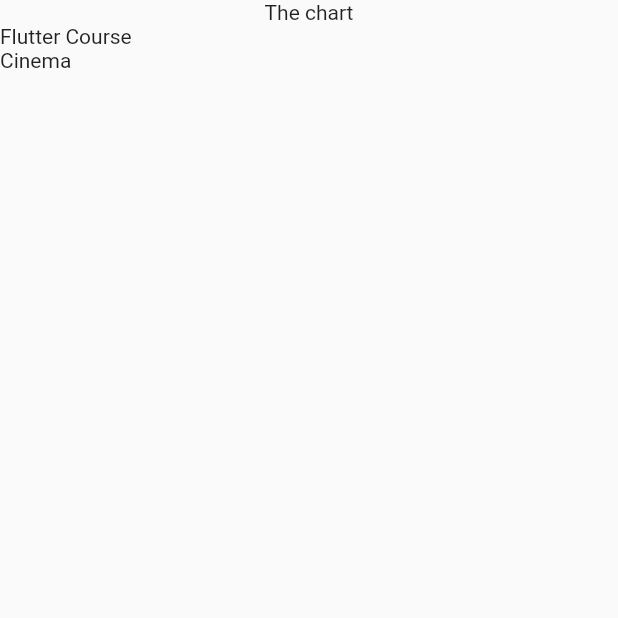
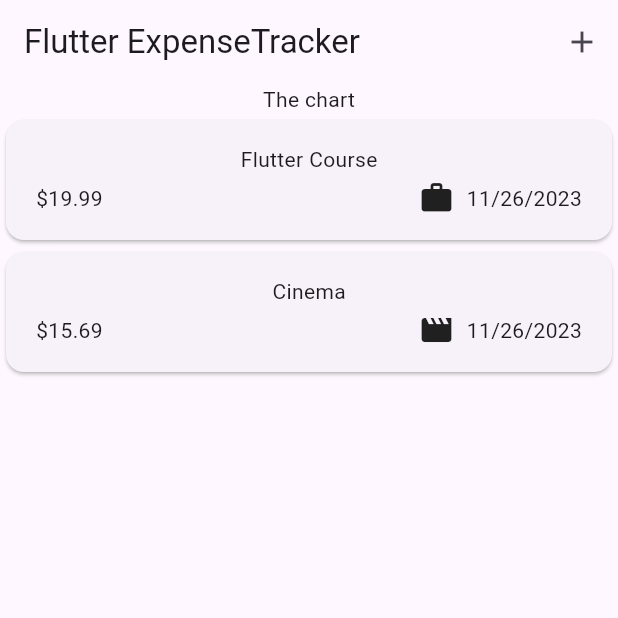
Before and after one commit to MaeYoiy/expense_tracker_app, a Flutter app: the screen it shows after launch, on a phone screen of 412 x 824 dp, the top half of it. Run offline on Flutter 3.47's test engine with Material 2 defaults, Android fonts, the phone set to English and light mode, and no system bars.

Commit message:
add new_expense.dart

```diff
--- a/expense_tracker/lib/expenses_list.dart
+++ /dev/null
@@ -1,17 +0,0 @@
-import 'package:expense_tracker/models/expense.dart';
-import 'package:flutter/material.dart';
-
-class ExpensesList extends StatelessWidget {
-  const ExpensesList({super.key, required this.expenses});
-
-  final List<Expense> expenses;
-
-  @override
-  Widget build(BuildContext context) {
-    return ListView.builder(
-      itemCount: expenses.length,
-      // function itemBuilder จะถูกเรียกตามจำนวน itemCount
-      itemBuilder: (ctx, index) => Text(expenses[index].title),
-    );
-  }
-}
--- a/expense_tracker/lib/models/expense.dart
+++ b/expense_tracker/lib/models/expense.dart
@@ -1,6 +1,17 @@
+import 'package:flutter/material.dart';
 import 'package:uuid/uuid.dart';
+import 'package:intl/intl.dart';
+
+final formatter = DateFormat.yMd();
 
 const uuid = Uuid();
+
+const categoryIcon = {
+  Category.food: Icons.lunch_dining,
+  Category.travel: Icons.flight_takeoff,
+  Category.leisure: Icons.movie,
+  Category.work: Icons.work,
+};
 
 // enum = เป็น keyword ที่ช่วยให้เราสร้างประเภทที่กำหนดเองได้
 enum Category { food, travel, leisure, work }
@@ -19,4 +30,8 @@ class Expense {
   final double amount;
   final DateTime date;
   final Category category;
+
+  String get formattedDate {
+    return formatter.format(date);
+  }
 }
--- a/expense_tracker/lib/expenses.dart
+++ b/expense_tracker/lib/widgets/expenses.dart
@@ -1,5 +1,6 @@
-import 'package:expense_tracker/expenses_list.dart';
+import 'package:expense_tracker/widgets/expenses_list/expenses_list.dart';
 import 'package:expense_tracker/models/expense.dart';
+import 'package:expense_tracker/widgets/new_expense.dart';
 import 'package:flutter/material.dart';
 
 // Widget stateful ต้องมี 2 class เสมอ คือ Expenses และ _ExpensesState
@@ -30,11 +31,29 @@ class _ExpensesState extends State<Expenses> {
     ),
   ];
 
+  void _openAddExpenseOverlay() {
+    // showModalBottomSheet(context: context, builder: (ctx) {}) -> showModalBottomSheet(context: context, builder: (ctx) => )
+    showModalBottomSheet(
+      context: context,
+      builder: (ctx) => const NewExpense(),
+    );
+  }
+
   @override
   Widget build(BuildContext context) {
     return Scaffold(
+      appBar: AppBar(
+        title: const Text('Flutter ExpenseTracker'),
+        actions: [
+          IconButton(
+            onPressed: _openAddExpenseOverlay,
+            icon: const Icon(Icons.add),
+          ),
+        ],
+      ),
       body: Column(
         children: [
+          // Toolbar with the Ad button => Row()
           const Text('The chart'),
           Expanded(
             child: ExpensesList(expenses: _registeredExpenses),
--- /dev/null
+++ b/expense_tracker/lib/widgets/expenses_list/expenses_item.dart
@@ -0,0 +1,41 @@
+import 'package:expense_tracker/models/expense.dart';
+import 'package:flutter/material.dart';
+
+class ExpensesItem extends StatelessWidget {
+  const ExpensesItem(this.expense, {super.key});
+
+  final Expense expense;
+
+  @override
+  Widget build(BuildContext context) {
+    return Card(
+      child: Padding(
+        padding: const EdgeInsets.symmetric(
+          horizontal: 20,
+          vertical: 16,
+        ),
+        child: Column(
+          children: [
+            Text(expense.title),
+            const SizedBox(height: 4),
+            Row(
+              children: [
+                // แปลงเป็น String และ Fixed ค่า เช่น 12.3433 => 12.34
+                Text('\$${expense.amount.toStringAsFixed(2)}'),
+                const Spacer(),
+                Row(
+                  children: [
+                    Icon(categoryIcon[expense.category]),
+                    const SizedBox(width: 8),
+                    // เพราะเป็น getter จึงสามารถส่งค่าออกมาได้เลย
+                    Text(expense.formattedDate),
+                  ],
+                ),
+              ],
+            ),
+          ],
+        ),
+      ),
+    );
+  }
+}
--- /dev/null
+++ b/expense_tracker/lib/widgets/expenses_list/expenses_list.dart
@@ -0,0 +1,18 @@
+import 'package:expense_tracker/models/expense.dart';
+import 'package:flutter/material.dart';
+import 'package:expense_tracker/widgets/expenses_list/expenses_item.dart';
+
+class ExpensesList extends StatelessWidget {
+  const ExpensesList({super.key, required this.expenses});
+
+  final List<Expense> expenses;
+
+  @override
+  Widget build(BuildContext context) {
+    return ListView.builder(
+        itemCount: expenses.length,
+        // function itemBuilder จะถูกเรียกตามจำนวน itemCount
+        // => คือ return ทันที
+        itemBuilder: (ctx, index) => ExpensesItem(expenses[index]));
+  }
+}
--- a/expense_tracker/pubspec.yaml
+++ b/expense_tracker/pubspec.yaml
@@ -36,6 +36,7 @@ dependencies:
   # Use with the CupertinoIcons class for iOS style icons.
   cupertino_icons: ^1.0.2
   uuid: ^4.2.1
+  intl: ^0.18.1
 
 dev_dependencies:
   flutter_test:
```
Also changed, not shown: expense_tracker/lib/main.dart (+4 -3 lines), expense_tracker/lib/widgets/new_expense.dart (added, +29 -0 lines), expense_tracker/pubspec.lock.
